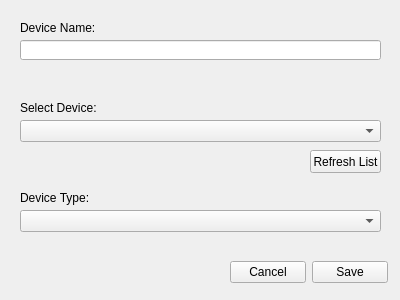
Old version of the form drew_sys_tool/ui_files/devicedialog.ui in the repository tgbrow/DREW.
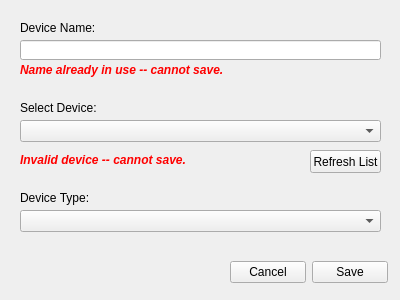
New version of the form.

What changed in the file:
```diff
--- a/drew_sys_tool/ui_files/devicedialog.ui
+++ b/drew_sys_tool/ui_files/devicedialog.ui
@@ -136,6 +136,58 @@
     </rect>
    </property>
   </widget>
+  <widget class="QLabel" name="labelInvalidName">
+   <property name="geometry">
+    <rect>
+     <x>20</x>
+     <y>60</y>
+     <width>271</width>
+     <height>20</height>
+    </rect>
+   </property>
+   <property name="font">
+    <font>
+     <weight>75</weight>
+     <italic>true</italic>
+     <bold>true</bold>
+    </font>
+   </property>
+   <property name="styleSheet">
+    <string notr="true">color: rgb(255, 0, 0);</string>
+   </property>
+   <property name="text">
+    <string>Name already in use -- cannot save.</string>
+   </property>
+   <property name="alignment">
+    <set>Qt::AlignLeading|Qt::AlignLeft|Qt::AlignVCenter</set>
+   </property>
+  </widget>
+  <widget class="QLabel" name="labelInvalidDevice">
+   <property name="geometry">
+    <rect>
+     <x>20</x>
+     <y>150</y>
+     <width>271</width>
+     <height>20</height>
+    </rect>
+   </property>
+   <property name="font">
+    <font>
+     <weight>75</weight>
+     <italic>true</italic>
+     <bold>true</bold>
+    </font>
+   </property>
+   <property name="styleSheet">
+    <string notr="true">color: rgb(255, 0, 0);</string>
+   </property>
+   <property name="text">
+    <string>Invalid device -- cannot save.</string>
+   </property>
+   <property name="alignment">
+    <set>Qt::AlignLeading|Qt::AlignLeft|Qt::AlignVCenter</set>
+   </property>
+  </widget>
  </widget>
  <resources/>
  <connections/>
```
